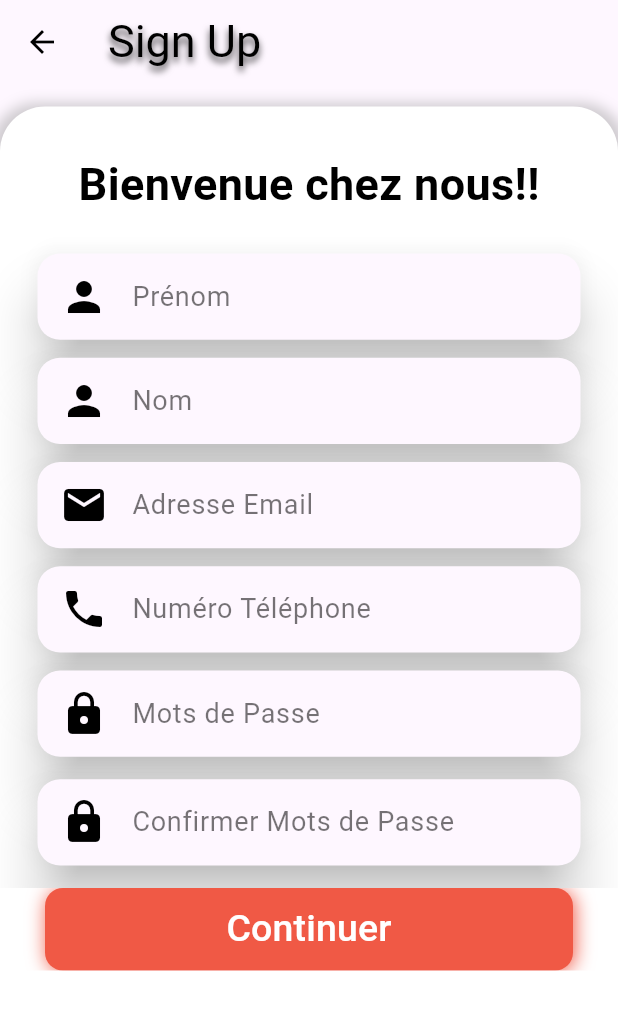
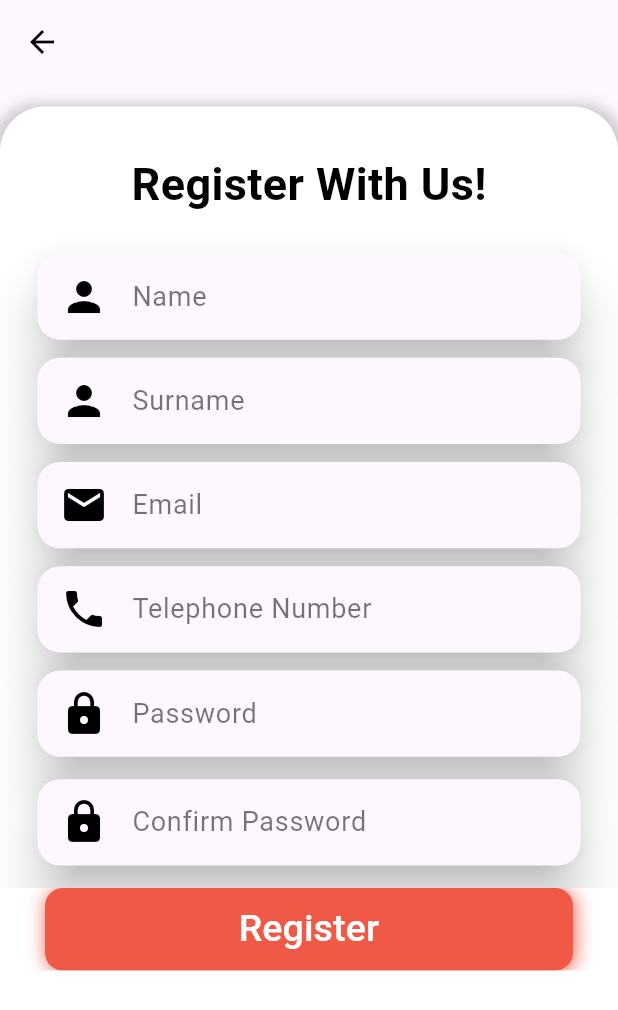
Before and after one commit to Phoenix-Chiriseri/cameraAppRepo, a Flutter app: the SignUpScreen screen opened directly, on a phone screen of 412 x 824 dp. Shown: the top 1010 px of the screen. Run offline on Flutter 3.47's test engine with Material 3 defaults, Android fonts, the phone set to English and light mode, and no system bars; our stand-ins replace camera, contacts_service, firebase_core, flutter_local_notifications, get, image_picker and 4 more; missing offline and left inert: encrypt, flutter_phone_direct_caller, flutter_tflite, network_info_plus, webview_flutter_plus, wifi_iot; accounts and stored records are empty; Roboto replaces fonts that are missing (Segoe UI).

Commit message:
modified the validation

```diff
--- a/lib/signUpScreen.dart
+++ b/lib/signUpScreen.dart
@@ -27,7 +27,7 @@ class _SignUpScreenState extends State<SignUpScreen> {
     final screenHeight = MediaQuery.of(context).size.height;
     return Scaffold(
       appBar: AppBar(
-        title: Text("Sign Up",
+        title: Text("",
             style: TextStyle(
               color: Colors.black,
               fontFamily: 'Segoe UI',
@@ -42,7 +42,9 @@ class _SignUpScreenState extends State<SignUpScreen> {
             )),
         //centerTitle: true,
         leading: InkWell(
-          onTap: () => Get.to(LoginScreen()),
+          onTap: () {
+            Navigator.pop(context); // This will pop the current screen and go back
+          },
           child: Icon(
             Icons.arrow_back,
             color: Colors.black,
@@ -67,7 +69,7 @@ class _SignUpScreenState extends State<SignUpScreen> {
                 spreadRadius: 5,
                 blurRadius: 7,
                 offset: Offset(0, 3), // changes position of shadow
-              ),
+              )
             ],
           ),
           width: screenWidth,
@@ -82,7 +84,7 @@ class _SignUpScreenState extends State<SignUpScreen> {
                     height: 30.0,
                   ),
                   Text(
-                    'Bienvenue chez nous!!',
+                    'Register With Us!',
                     style: TextStyle(
                       fontFamily: 'Segoe UI',
                       fontSize: 30,
@@ -96,7 +98,7 @@ class _SignUpScreenState extends State<SignUpScreen> {
                     height: 25.0,
                   ),
                   InputTextWidget(
-                      labelText: "Prénom",
+                      labelText: "Name",
                       icon: Icons.person,
                       obscureText: false,
                       keyboardType: TextInputType.text),
@@ -104,7 +106,7 @@ class _SignUpScreenState extends State<SignUpScreen> {
                     height: 12.0,
                   ),
                   InputTextWidget(
-                      labelText: "Nom",
+                      labelText: "Surname",
                       icon: Icons.person,
                       obscureText: false,
                       keyboardType: TextInputType.text),
@@ -113,7 +115,7 @@ class _SignUpScreenState extends State<SignUpScreen> {
                   ),
                   InputTextWidget(
                       controller: _emailController,
-                      labelText: "Adresse Email",
+                      labelText: "Email",
                       icon: Icons.email,
                       obscureText: false,
                       keyboardType: TextInputType.emailAddress),
@@ -121,7 +123,7 @@ class _SignUpScreenState extends State<SignUpScreen> {
                     height: 12.0,
                   ),
                   InputTextWidget(
-                      labelText: "Numéro Téléphone",
+                      labelText: "Telephone Number",
                       icon: Icons.phone,
                       obscureText: false,
                       keyboardType: TextInputType.number),
@@ -149,7 +151,7 @@ class _SignUpScreenState extends State<SignUpScreen> {
                                   color: Colors.black,
                                   size: 32.0, /*Color(0xff224597)*/
                                 ),
-                                labelText: "Mots de Passe",
+                                labelText: "Password",
                                 labelStyle: TextStyle(
                                     color: Colors.black54, fontSize: 18.0),
                                 hintText: '',
@@ -162,11 +164,10 @@ class _SignUpScreenState extends State<SignUpScreen> {
                               controller: _pass,
                               validator: (val) {
                                 if (val!.isEmpty) {
-                                  return 'tapez un mot de passe ';
+                                  return 'please provide a password';
                                 } else if (val.length < 6) {
-                                  return 'mot de passe doit etre > 6 caractère';
+                                  return 'password should be  > than 6 characters';
                                 }
-
                                 return null;
                               }),
                         ),
@@ -197,7 +198,7 @@ class _SignUpScreenState extends State<SignUpScreen> {
                                   color: Colors.black,
                                   size: 32.0, /*Color(0xff224597)*/
                                 ),
-                                labelText: "Confirmer Mots de Passe",
+                                labelText: "Confirm Password",
                                 labelStyle: TextStyle(
                                     color: Colors.black54, fontSize: 18.0),
                                 hintText: '',
@@ -210,9 +211,9 @@ class _SignUpScreenState extends State<SignUpScreen> {
                               controller: _confirmPass,
                               validator: (val) {
                                 if (val!.isEmpty)
-                                  return 'confirmer Mot de passe!!';
+                                  return 'Confirm the password!!';
                                 if (val != _pass.text)
-                                  return 'Mot de passe incorrect';
+                                  return 'Password doesnt match';
                                 return null;
                               }),
                         ),
@@ -250,7 +251,7 @@ class _SignUpScreenState extends State<SignUpScreen> {
                         child: Container(
                           alignment: Alignment.center,
                           child: Text(
-                            "Continuer",
+                            "Register",
                             textAlign: TextAlign.center,
                             style: TextStyle(color: Colors.white, fontSize: 25),
                           ),
```
